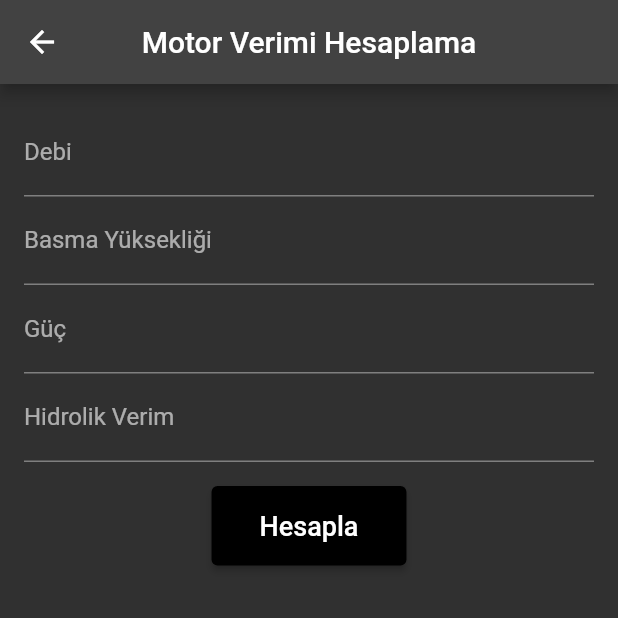
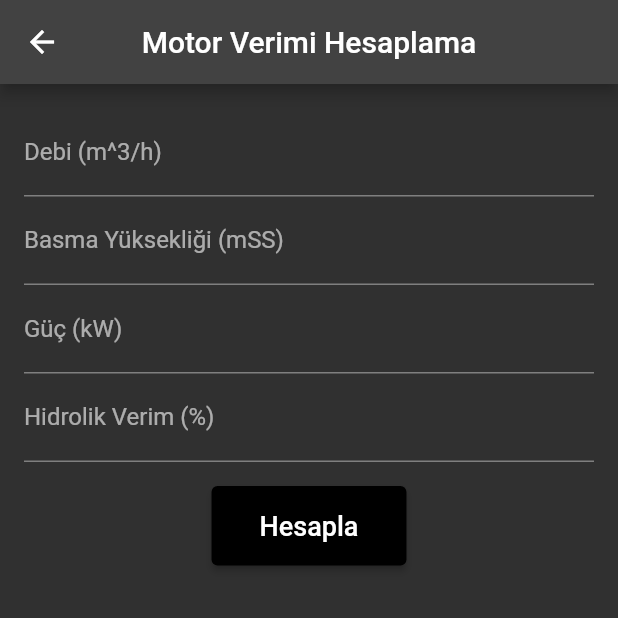
Before and after one commit to ilaydaily/solid_proje, a Flutter app: the MotorVerimiScreen screen opened directly, on a phone screen of 412 x 824 dp, the top half of it. Run offline on Flutter 3.47's test engine with Material 2 defaults, Android fonts, the light colour scheme and no system bars.

Commit message:
girilecek verilerin birimleri belirtildi

```diff
--- a/lib/main.dart
+++ b/lib/main.dart
@@ -3,7 +3,6 @@ import 'package:solid_proje/screens/debi.dart';
 import 'package:solid_proje/screens/guc.dart';
 import 'package:solid_proje/screens/hidrolik_verim.dart';
 import 'package:solid_proje/screens/motor_verimi.dart';
-//import 'dart:math' as math;
 
 void main() => runApp(MyApp());
 
--- a/lib/screens/motor_verimi.dart
+++ b/lib/screens/motor_verimi.dart
@@ -10,6 +10,11 @@ class _MotorVerimiScreenState extends State<MotorVerimiScreen> {
   TextEditingController totalHMController = TextEditingController();
   TextEditingController nHidrolikController = TextEditingController();
   TextEditingController gucController = TextEditingController();
+
+  String debiUnit = 'm^3/h';
+  String totalHMUnit = 'mSS';
+  String nHidrolikUnit = '%';
+  String gucUnit = 'kW';
 
   void _calculateNmotor() {
     double debiConv = double.tryParse(debiController.text) ?? 0.0;
@@ -62,16 +67,21 @@ class _MotorVerimiScreenState extends State<MotorVerimiScreen> {
           textAlign: TextAlign.center,
         ),
         centerTitle: true,
-        //title: Text('Motor Verimi'),
       ),
       body: Padding(
         padding: EdgeInsets.all(16.0),
         child: Column(
           children: [
-            TextField(controller: debiController, decoration: InputDecoration(labelText: 'Debi ')),
-            TextField(controller: totalHMController, decoration: InputDecoration(labelText: 'Basma Yüksekliği ')),
-            TextField(controller: gucController, decoration: InputDecoration(labelText: 'Güç ')),
-            TextField(controller: nHidrolikController, decoration: InputDecoration(labelText: 'Hidrolik Verim ')),
+            TextField(controller: debiController, decoration: InputDecoration(labelText: 'Debi ($debiUnit)')),
+            TextField(controller: totalHMController, decoration: InputDecoration(labelText: 'Basma Yüksekliği ($totalHMUnit)')),
+            TextField(controller: gucController, decoration: InputDecoration(labelText: 'Güç ($gucUnit)')),
+            TextField(controller: nHidrolikController, decoration: InputDecoration(labelText: 'Hidrolik Verim ($nHidrolikUnit)')),
+            /*
+            TextField(controller: gucController, decoration: InputDecoration(labelText: 'Güç ($gucUnit)')),
+            TextField(controller: totalHMController, decoration: InputDecoration(labelText: 'Basma Yüksekliği ($totalHMUnit)')),
+            TextField(controller: nMotorController, decoration: InputDecoration(labelText: 'Motor Verimi ($nMotorUnit)')),
+            TextField(controller: nHidrolikController, decoration: InputDecoration(labelText: 'Hidrolik Verim ($nHidrolikUnit)')),
+             */
             SizedBox(height: 16.0),
             ElevatedButton(
               onPressed: _calculateNmotor,
```
Also changed, not shown: lib/screens/debi.dart (+10 -5 lines), lib/screens/hidrolik_verim.dart (+10 -4 lines).
